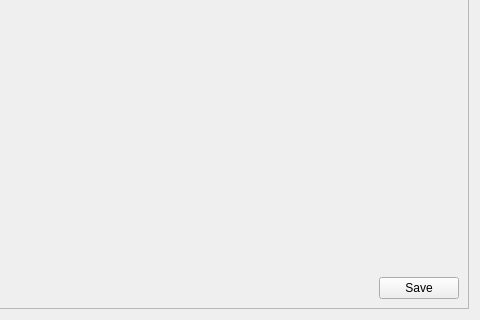
Qt form ui/relationalselection.ui (viur-framework/viur-admin) before a commit; both pictures show x 377 to 857 and y 292 to 612 of the 857 by 612 pixel window.
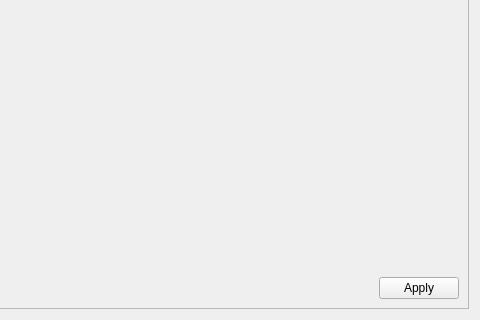
The same form after that commit. Icons and pictures are not drawn.

```diff
--- a/ui/relationalselection.ui
+++ b/ui/relationalselection.ui
@@ -93,7 +93,7 @@
          <item>
           <widget class="QPushButton" name="btnSelect">
            <property name="text">
-            <string>Save</string>
+            <string>Apply</string>
            </property>
            <property name="icon">
             <iconset>
```
Left out of the diff: 2 changed lines with no effect on the pictures.
